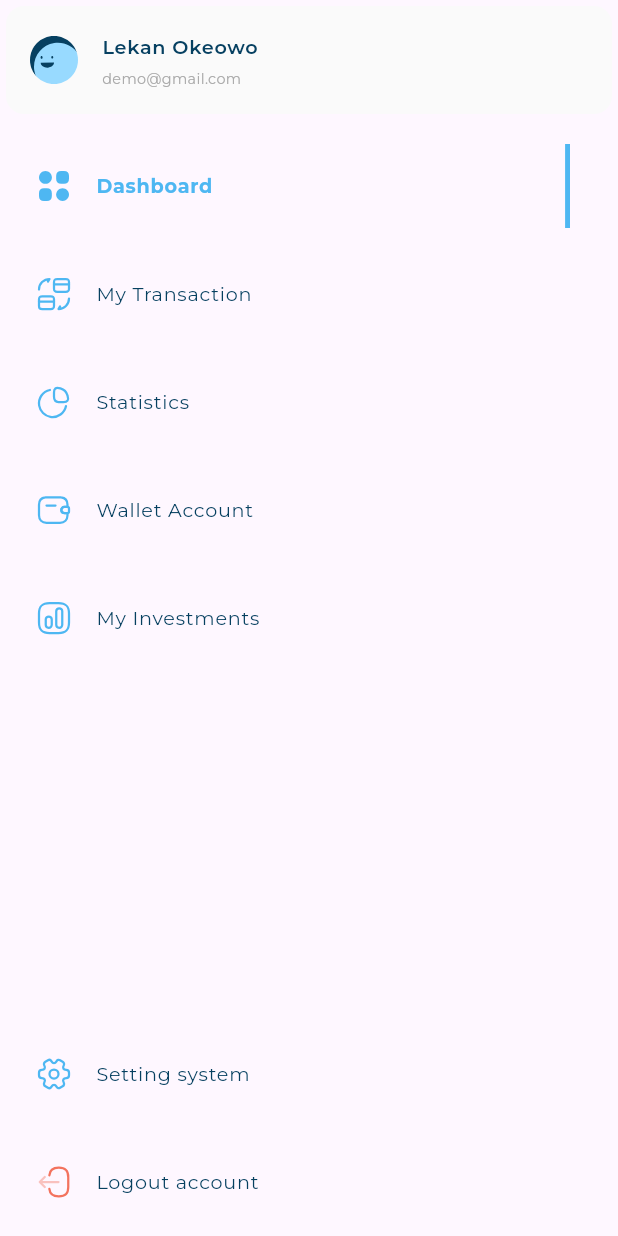
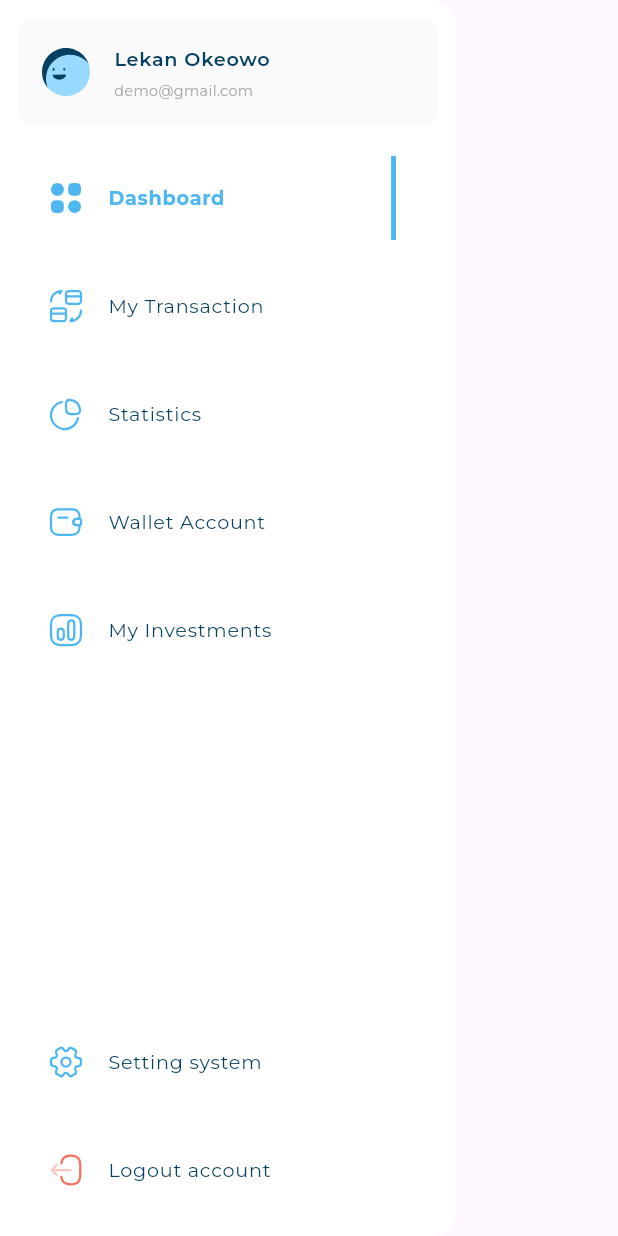
Before and after one commit to taherElzoghby27/responsive-adaptive-project, a Flutter app: the CustomDrawerDashBoard widget shown alone on an empty page, opened directly, on a phone screen of 412 x 824 dp. Run offline on Flutter 3.47's test engine with Material 3 defaults, Android fonts, the phone set to English and light mode, and no system bars; our stand-ins replace device_preview, flutter_svg; project files that could hold a hidden picture were left out.

Commit message:
feat: Add AllExpenses widget and update dashboard layout

```diff
--- a/lib/responsive_dash_board/widgets/custom_drawer.dart
+++ b/lib/responsive_dash_board/widgets/custom_drawer.dart
@@ -22,7 +22,11 @@ class CustomDrawerDashBoard extends StatelessWidget {
   ];
   @override
   Widget build(BuildContext context) {
-    return CustomScrollView(
+    return Drawer(
+      backgroundColor: const Color(0xFFFFFFFF),
+      child: Padding(
+        padding: const EdgeInsets.all(8.0),
+        child: CustomScrollView(
           slivers: [
             const SliverToBoxAdapter(
               child: ListTileInfoWidget(
@@ -45,6 +49,8 @@ class CustomDrawerDashBoard extends StatelessWidget {
             ),
             SliverToBoxAdapter(child: verticalSpace(8)),
           ],
+        ),
+      ),
     );
   }
 }
```
Also changed, not shown: lib/responsive_dash_board/widgets/all_expenses.dart (added, +35 -0 lines), lib/responsive_dash_board/widgets/dashboard_desktop.dart (+10 -6 lines). Lines whose indentation alone changed are shown as unchanged.
